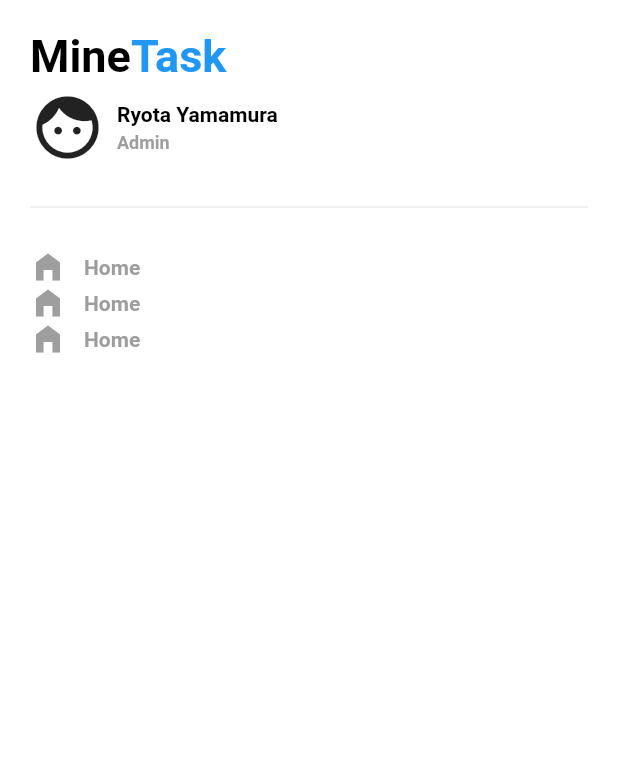
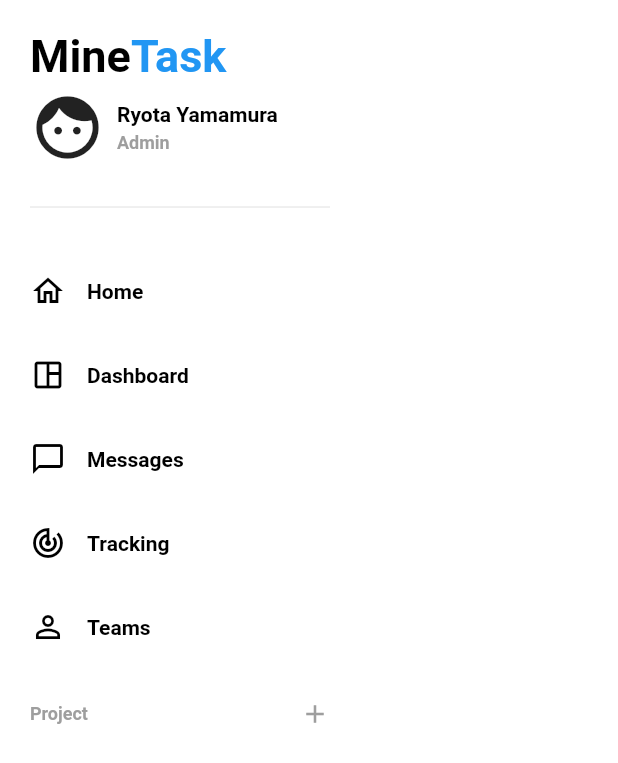
Before and after one commit to oishigyunyu/clone_task_manager, a Flutter app: the screen it shows after launch, on a phone screen of 412 x 824 dp. Shown: the top 763 px of the screen. Run offline on Flutter 3.47's test engine with Material 2 defaults, Android fonts, the light colour scheme and no system bars.

Commit message:
左のタブを追加

```diff
--- a/lib/pages/task_manager_home.dart
+++ b/lib/pages/task_manager_home.dart
@@ -1,5 +1,5 @@
 import 'package:clone_task_manager/utils/left_top.dart';
-import 'package:clone_task_manager/utils/menu.dart';
+import 'package:clone_task_manager/utils/menu_tile.dart';
 import 'package:flutter/material.dart';
 
 class TaskManagerHome extends StatefulWidget {
@@ -16,8 +16,10 @@ class _TaskManagerHomeState extends State<TaskManagerHome> {
       backgroundColor: Colors.white,
       body: Padding(
         padding: const EdgeInsets.all(20.0),
+        child: Container(
+          width: 200,
           child: Column(
-          children: const [
+            children: [
               LeftTop(),
               SizedBox(
                 height: 20.0,
@@ -26,10 +28,36 @@ class _TaskManagerHomeState extends State<TaskManagerHome> {
               SizedBox(
                 height: 20.0,
               ),
-            Menu(),
-            Menu(),
-            Menu(),
+              MenuTile(icon: Icons.home_outlined, name: 'Home'),
+              MenuTile(icon: Icons.space_dashboard_outlined, name: 'Dashboard'),
+              MenuTile(icon: Icons.messenger_outline, name: 'Messages'),
+              MenuTile(icon: Icons.track_changes_outlined, name: 'Tracking'),
+              MenuTile(icon: Icons.person_outline, name: 'Teams'),
+              SizedBox(
+                height: 20.0,
+              ),
+              Row(
+                mainAxisAlignment: MainAxisAlignment.spaceBetween,
+                children: [
+                  Text(
+                    'Project',
+                    style: TextStyle(
+                        fontSize: 12,
+                        fontWeight: FontWeight.bold,
+                        color: Colors.grey),
+                  ),
+                  Icon(
+                    Icons.add,
+                    color: Colors.grey,
+                    size: 20,
+                  )
                 ],
+              ),
+              SizedBox(
+                height: 20.0,
+              ),
+            ],
+          ),
         ),
       ),
     );
--- a/lib/utils/menu.dart
+++ /dev/null
@@ -1,25 +0,0 @@
-import 'package:flutter/material.dart';
-
-class Menu extends StatelessWidget {
-  const Menu({Key? key}) : super(key: key);
-
-  @override
-  Widget build(BuildContext context) {
-    return Row(
-      crossAxisAlignment: CrossAxisAlignment.center,
-      children: const [
-        Icon(
-          Icons.home_filled,
-          color: Colors.grey,
-        ),
-        SizedBox(
-          width: 12.0,
-        ),
-        Text(
-          'Home',
-          style: TextStyle(fontWeight: FontWeight.bold, color: Colors.grey),
-        ),
-      ],
-    );
-  }
-}
--- /dev/null
+++ b/lib/utils/menu_tile.dart
@@ -0,0 +1,33 @@
+import 'package:flutter/material.dart';
+
+class MenuTile extends StatelessWidget {
+  final IconData icon;
+  final String name;
+
+  const MenuTile({Key? key, required this.icon, required this.name})
+      : super(key: key);
+
+  @override
+  Widget build(BuildContext context) {
+    return Padding(
+      padding: const EdgeInsets.symmetric(vertical: 16.0),
+      child: Row(
+        crossAxisAlignment: CrossAxisAlignment.center,
+        children: [
+          Icon(
+            icon,
+            color: Colors.black,
+          ),
+          const SizedBox(
+            width: 14.0,
+          ),
+          Text(
+            name,
+            style: const TextStyle(
+                fontWeight: FontWeight.bold, color: Colors.black),
+          ),
+        ],
+      ),
+    );
+  }
+}
```
Lines whose indentation alone changed are shown as unchanged.
